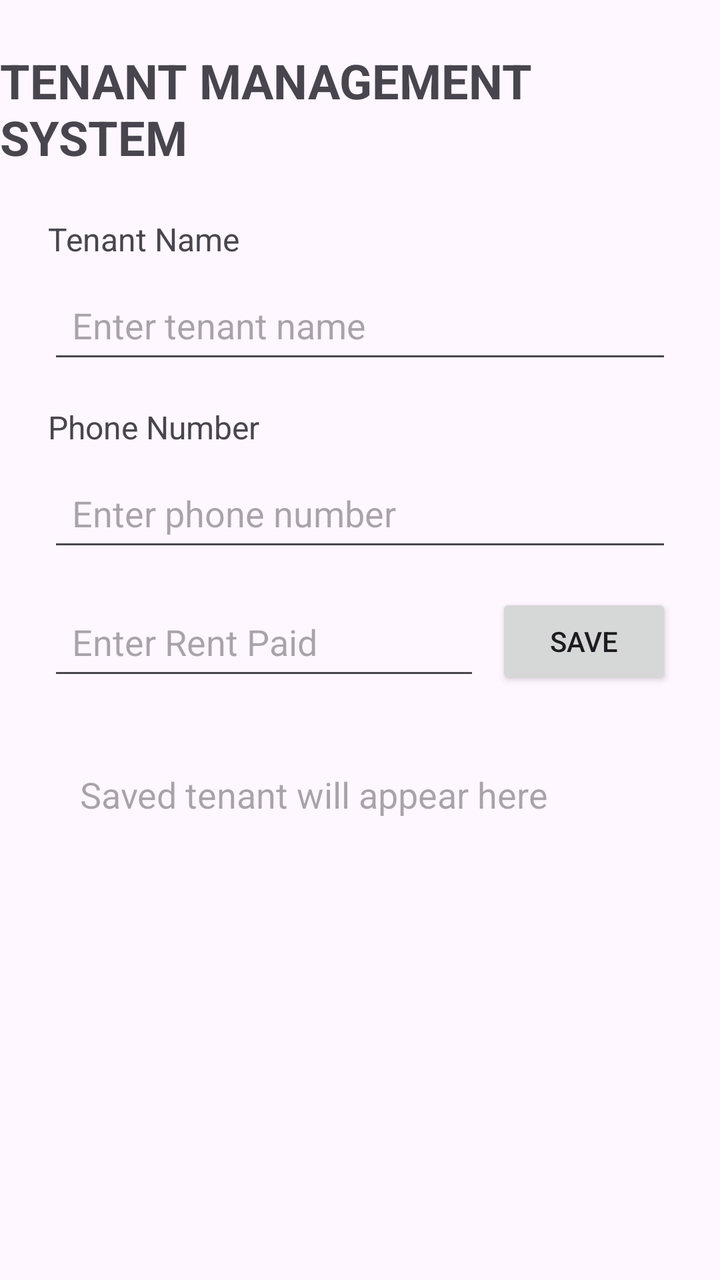
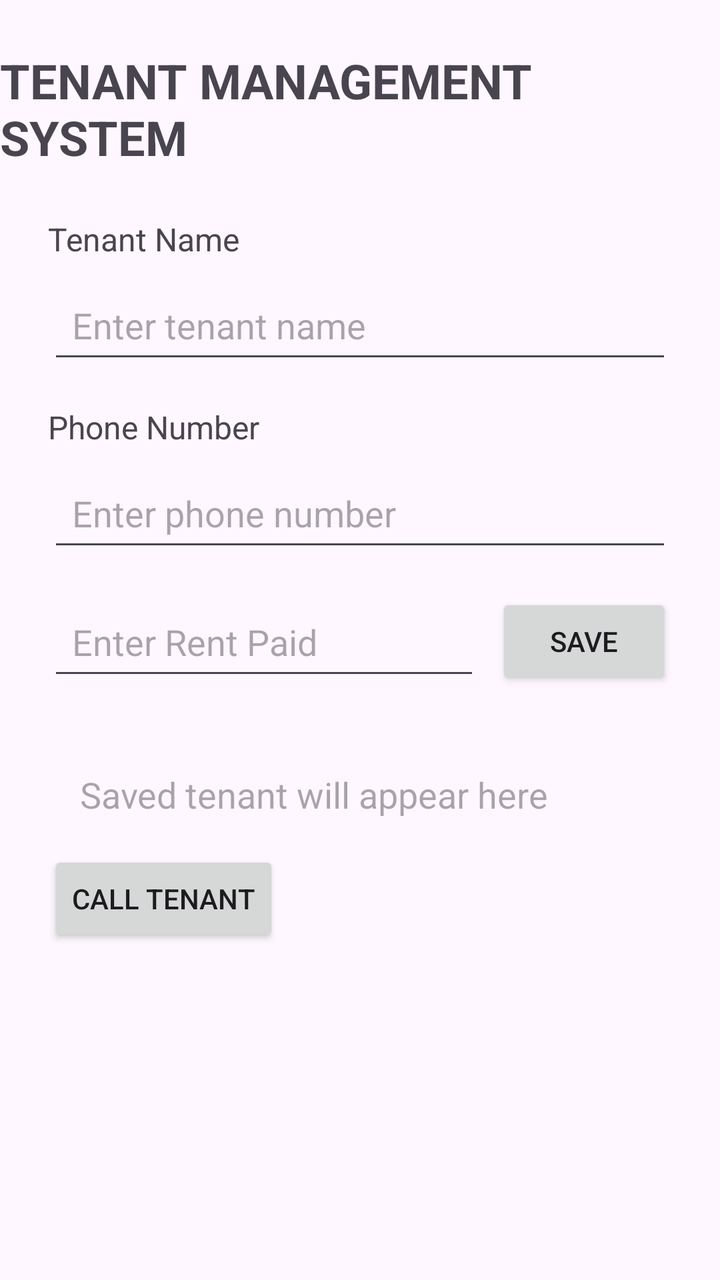

Two renders of the same Android screen: before a commit and after it. Below are the layout's source before the change and the commit's diff.
<!-- AndroidManifest.xml: application theme Theme.MyMobileApp -->
<!-- res/layout/activity_main.xml -->
<?xml version="1.0" encoding="utf-8"?>
<layout xmlns:android="http://schemas.android.com/apk/res/android"
    xmlns:app="http://schemas.android.com/apk/res-auto">

    <data>
        <variable
            name="tenant"
            type="com.example.mymobileapp.Tenant" />
    </data>

    <androidx.constraintlayout.widget.ConstraintLayout
        android:layout_width="match_parent"
        android:layout_height="match_parent">

        <TextView
            android:id="@+id/titleTextView"
            android:layout_width="wrap_content"
            android:layout_height="wrap_content"
            android:text="TENANT MANAGEMENT SYSTEM"
            android:textSize="24sp"
            android:textStyle="bold"
            android:layout_marginTop="24dp"
            app:layout_constraintTop_toTopOf="parent"
            app:layout_constraintStart_toStartOf="parent"
            app:layout_constraintEnd_toEndOf="parent" />

        <TextView
            android:id="@+id/tenantNameLabel"
            android:layout_width="wrap_content"
            android:layout_height="wrap_content"
            android:text="Tenant Name"
            android:textSize="16sp"
            android:layout_marginTop="24dp"
            android:layout_marginStart="24dp"
            app:layout_constraintTop_toBottomOf="@id/titleTextView"
            app:layout_constraintStart_toStartOf="parent" />

        <EditText
            android:id="@+id/tenantNameEditText"
            android:layout_width="0dp"
            android:layout_height="wrap_content"
            android:hint="Enter tenant name"
            android:minHeight="48dp"
            android:padding="12dp"
            android:layout_marginTop="8dp"
            android:layout_marginStart="24dp"
            android:layout_marginEnd="24dp"
            app:layout_constraintTop_toBottomOf="@id/tenantNameLabel"
            app:layout_constraintStart_toStartOf="parent"
            app:layout_constraintEnd_toEndOf="parent" />

        <TextView
            android:id="@+id/phoneLabel"
            android:layout_width="wrap_content"
            android:layout_height="wrap_content"
            android:text="Phone Number"
            android:textSize="16sp"
            android:layout_marginTop="16dp"
            android:layout_marginStart="24dp"
            app:layout_constraintTop_toBottomOf="@id/tenantNameEditText"
            app:layout_constraintStart_toStartOf="parent" />

        <EditText
            android:id="@+id/phoneEditText"
            android:layout_width="0dp"
            android:layout_height="wrap_content"
            android:hint="Enter phone number"
            android:inputType="phone"
            android:minHeight="48dp"
            android:padding="12dp"
            android:layout_marginTop="8dp"
            android:layout_marginStart="24dp"
            android:layout_marginEnd="24dp"
            app:layout_constraintTop_toBottomOf="@id/phoneLabel"
            app:layout_constraintStart_toStartOf="parent"
            app:layout_constraintEnd_toEndOf="parent" />

        <EditText
            android:id="@+id/rentEditText"
            android:layout_width="0dp"
            android:layout_height="wrap_content"
            android:hint="Enter Rent Paid"
            android:inputType="numberDecimal"
            android:minHeight="48dp"
            android:padding="12dp"
            android:layout_marginStart="24dp"
            android:layout_marginTop="16dp"
            android:layout_marginEnd="8dp"
            app:layout_constraintTop_toBottomOf="@id/phoneEditText"
            app:layout_constraintStart_toStartOf="parent"
            app:layout_constraintEnd_toStartOf="@id/saveButton" />

        <Button
            android:id="@+id/saveButton"
            android:layout_width="wrap_content"
            android:layout_height="wrap_content"
            android:text="SAVE"
            android:layout_marginEnd="24dp"
            app:layout_constraintTop_toTopOf="@id/rentEditText"
            app:layout_constraintEnd_toEndOf="parent" />

        <TextView
            android:id="@+id/tenantResultTextView"
            android:layout_width="0dp"
            android:layout_height="wrap_content"
            android:text="@{tenant.summary()}"
            android:hint="Saved tenant will appear here"
            android:textSize="18sp"
            android:padding="16dp"
            android:layout_margin="24dp"
            app:layout_constraintTop_toBottomOf="@id/rentEditText"
            app:layout_constraintStart_toStartOf="parent"
            app:layout_constraintEnd_toEndOf="parent" />

    </androidx.constraintlayout.widget.ConstraintLayout>
</layout>
<!-- resources referenced by this layout -->
<resources>
  <style name="Theme.MyMobileApp" parent="Base.Theme.MyMobileApp" />
  <style name="Base.Theme.MyMobileApp" parent="Theme.Material3.DayNight.NoActionBar">
          
          
      </style>
</resources>

<!-- the commit's change to res/layout/activity_main.xml (unified diff, before → after) -->
@@ -112,5 +112,14 @@
             app:layout_constraintStart_toStartOf="parent"
             app:layout_constraintEnd_toEndOf="parent" />
 
+        <Button
+            android:id="@+id/callButton"
+            android:layout_width="wrap_content"
+            android:layout_height="wrap_content"
+            android:text="CALL TENANT"
+            android:layout_marginStart="24dp"
+            app:layout_constraintTop_toBottomOf="@id/tenantResultTextView"
+            app:layout_constraintStart_toStartOf="parent" />
+
     </androidx.constraintlayout.widget.ConstraintLayout>
 </layout>
